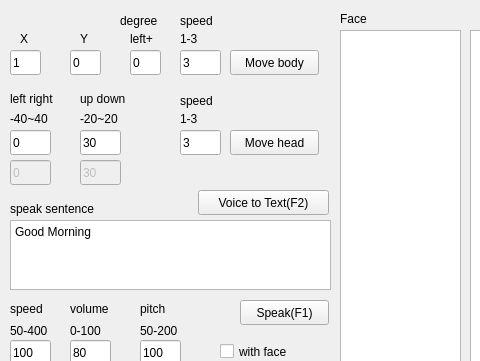
The window that Server3-Kebbi/mainwindow.ui (yangchihyuan/RobotNurseHelper) describes before a commit, drawn with Qt 5; both pictures show x 0 to 480 and y 0 to 361 of the 1126 by 857 pixel window.
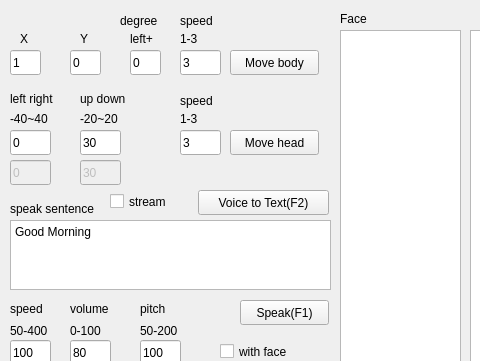
The same window after the commit.

What changed in the file:
```diff
--- a/Server3-Kebbi/mainwindow.ui
+++ b/Server3-Kebbi/mainwindow.ui
@@ -790,6 +790,22 @@
      </rect>
     </property>
    </widget>
+   <widget class="QCheckBox" name="checkBox_stream">
+    <property name="geometry">
+     <rect>
+      <x>110</x>
+      <y>190</y>
+      <width>92</width>
+      <height>23</height>
+     </rect>
+    </property>
+    <property name="text">
+     <string>stream</string>
+    </property>
+    <property name="checked">
+     <bool>false</bool>
+    </property>
+   </widget>
   </widget>
   <widget class="QStatusBar" name="statusbar"/>
  </widget>
```
